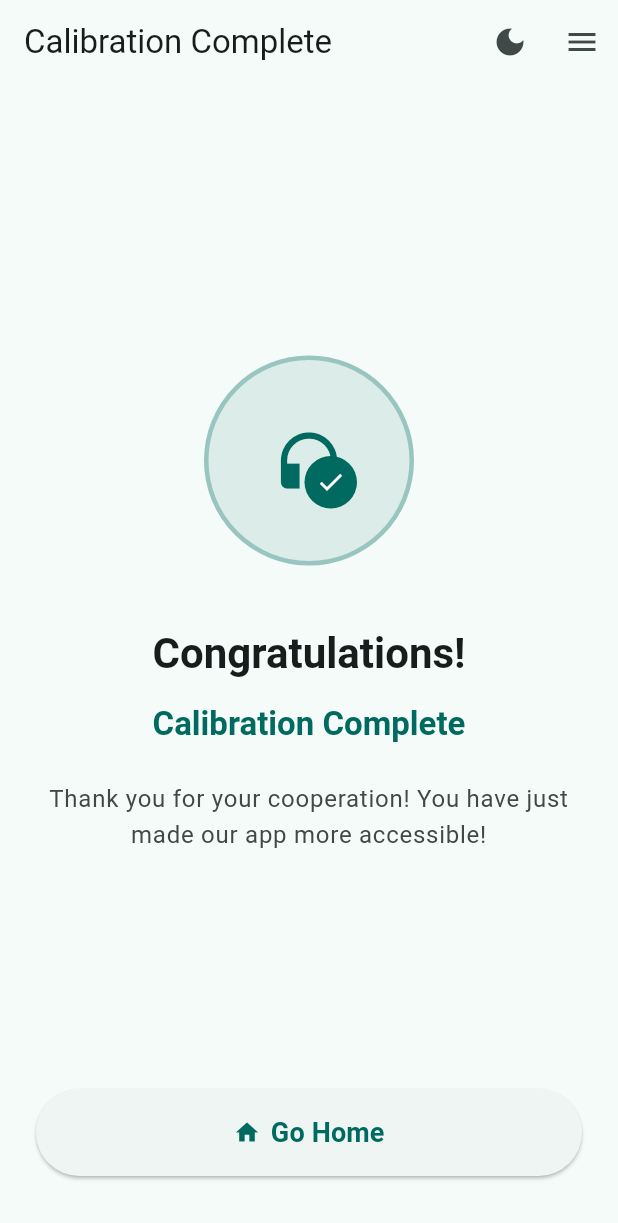
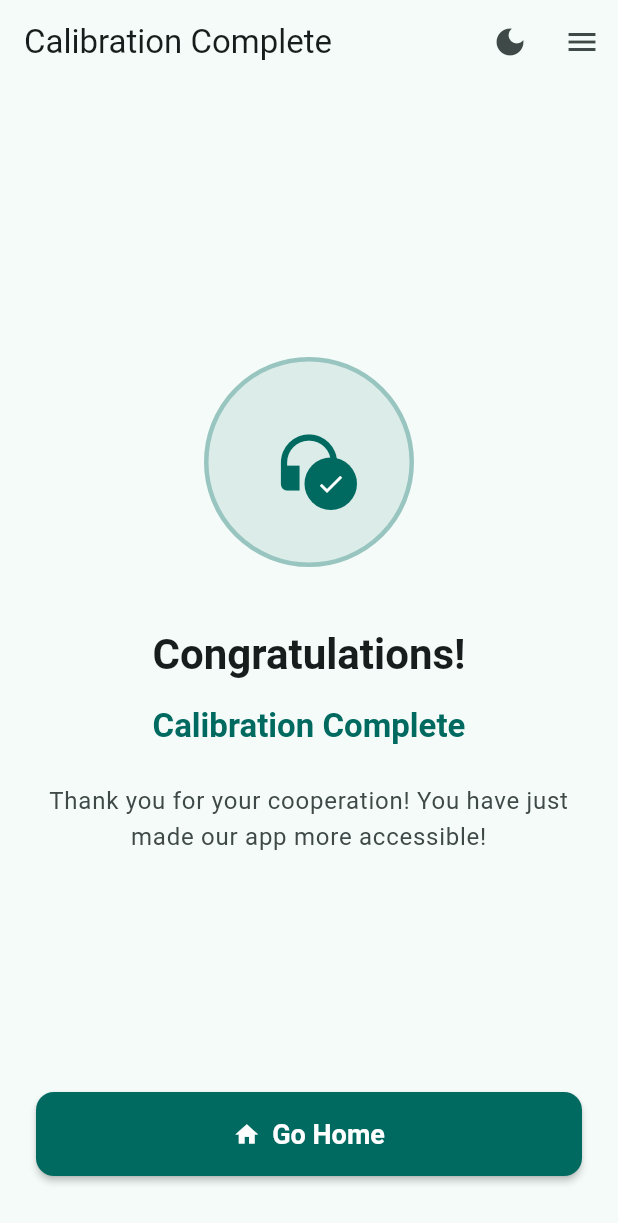
Before and after one commit to HearMate/hear-mate-app, a Flutter app: the HeadphonesCalibrationEndPage screen opened directly, on a phone screen of 412 x 824 dp. Shown: the top 1223 px of the screen. Run offline on Flutter 3.47's test engine with Material 3 defaults, Android fonts, the phone set to English and light mode, and no system bars; our stand-ins replace audioplayers, bloc, equatable, file_picker, fl_chart, flutter_bloc and 5 more; accounts and stored records are empty; generated files the repository leaves out were written again.

Commit message:
button styling standardization

```diff
--- a/lib/modules/headphones_calibration/screens/headphones_calibration_end_page/headphones_calibration_end_page.dart
+++ b/lib/modules/headphones_calibration/screens/headphones_calibration_end_page/headphones_calibration_end_page.dart
@@ -110,20 +110,29 @@ class HeadphonesCalibrationEndPage extends StatelessWidget {
                 children: [
                   SizedBox(
                     width: double.infinity,
-                    child: ElevatedButton.icon(
+                    height: 56,
+                    child: FilledButton.icon(
                       onPressed: () {
                         context.read<HeadphonesCalibrationModuleBloc>().add(
                           HeadphonesCalibrationModuleNavigateToExit(),
                         );
                       },
                       icon: const Icon(Icons.home),
-                      label: Text(l10n.headphones_calibration_go_home_button),
-                      style: ElevatedButton.styleFrom(
-                        padding: const EdgeInsets.symmetric(vertical: 16),
-                        textStyle: textTheme.labelLarge?.copyWith(
-                          fontWeight: FontWeight.bold,
-                          color: colorScheme.onPrimary,
+                      label: Text(
+                        l10n.headphones_calibration_go_home_button,
+                        style: const TextStyle(
+                          fontSize: 18,
+                          fontWeight: FontWeight.w600,
                         ),
+                      ),
+                      style: FilledButton.styleFrom(
+                        backgroundColor: Theme.of(context).colorScheme.primary,
+                        foregroundColor:
+                            Theme.of(context).colorScheme.onPrimary,
+                        shape: RoundedRectangleBorder(
+                          borderRadius: BorderRadius.circular(12),
+                        ),
+                        elevation: 2,
                       ),
                     ),
                   ),
--- a/lib/modules/hearing_test/screens/hearing_test_result_page/hearing_test_result_page.dart
+++ b/lib/modules/hearing_test/screens/hearing_test_result_page/hearing_test_result_page.dart
@@ -48,7 +48,6 @@ class HearingTestResultPage extends StatelessWidget {
                   subtitle: loc.results_header_test_ended_successfully,
                   icon: Icons.show_chart,
                 ),
-
                 // Content
                 Expanded(
                   child: SingleChildScrollView(
```
Also changed, not shown: lib/modules/headphones_calibration/screens/headphones_calibration_information_before_tests_page/headphones_calibration_information_before_tests_page.dart (+10 -6 lines), lib/modules/headphones_calibration/screens/headphones_calibration_information_between_tests_page/headphones_calibration_information_between_tests_page.dart (+9 -6 lines), lib/modules/hearing_test/screens/hearing_test_history_results/widgets/expanded_chart_section.dart (+0 -21 lines), lib/modules/hearing_test/screens/hearing_test_result_page/widgets/audiogram_section.dart (+2 -7 lines), lib/modules/hearing_test/widgets/audiogram_chart/audiogram_chart.dart (+35 -5 lines).
